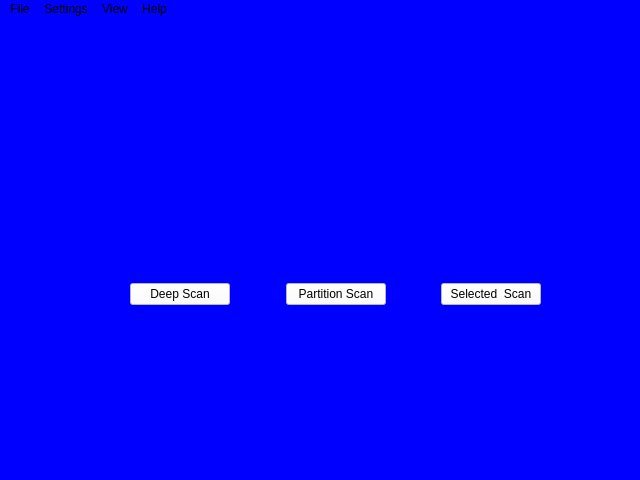
Qt form mainwindow.ui (PicaPrime/dataRec) before a commit.
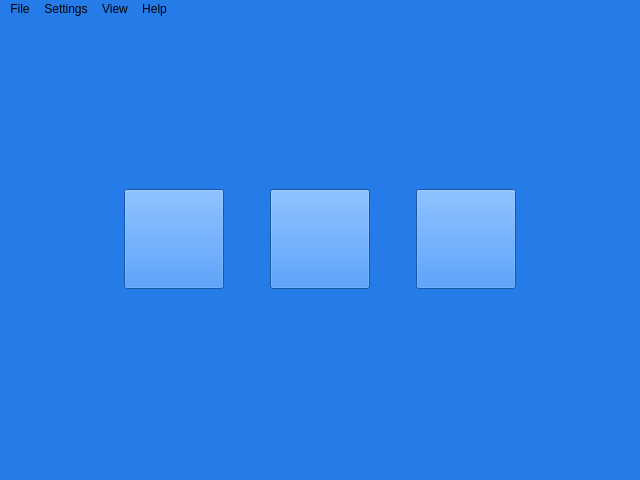
The same form after that commit. Icons and pictures are not drawn.

```diff
--- a/mainwindow.ui
+++ b/mainwindow.ui
@@ -15,53 +15,53 @@
   </property>
   <property name="styleSheet">
    <string notr="true">
-background-color: rgb(0,0,255);</string>
+background-color: rgb(37,123,232);</string>
   </property>
   <widget class="QWidget" name="centralwidget">
-   <widget class="QWidget" name="layoutWidget">
-    <property name="geometry">
-     <rect>
-      <x>130</x>
-      <y>150</y>
-      <width>411</width>
-      <height>140</height>
-     </rect>
-    </property>
+   <layout class="QVBoxLayout" name="verticalLayout">
+    <item>
+     <spacer name="verticalSpacer">
+      <property name="orientation">
+       <enum>Qt::Orientation::Vertical</enum>
+      </property>
+      <property name="sizeHint" stdset="0">
+       <size>
+        <width>20</width>
+        <height>40</height>
+       </size>
+      </property>
+     </spacer>
+    </item>
+    <item>
     <layout class="QHBoxLayout" name="horizontalLayout_5">
+      <item>
+       <spacer name="horizontalSpacer_2">
+        <property name="orientation">
+         <enum>Qt::Orientation::Horizontal</enum>
+        </property>
+        <property name="sizeHint" stdset="0">
+         <size>
+          <width>40</width>
+          <height>20</height>
+         </size>
+        </property>
+       </spacer>
+      </item>
      <item>
       <layout class="QVBoxLayout" name="verticalLayout_9">
-       <item>
-        <widget class="QLabel" name="label_deepScan">
-         <property name="minimumSize">
-          <size>
-           <width>100</width>
-           <height>100</height>
-          </size>
-         </property>
-         <property name="maximumSize">
-          <size>
-           <width>100</width>
-           <height>100</height>
-          </size>
-         </property>
-         <property name="styleSheet">
-          <string notr="true"/>
-         </property>
-         <property name="text">
-          <string/>
-         </property>
-         <property name="alignment">
-          <set>Qt::AlignmentFlag::AlignCenter</set>
-         </property>
-        </widget>
-       </item>
        <item>
         <widget class="QPushButton" name="pushButton_deepScan">
+          <property name="minimumSize">
+           <size>
+            <width>100</width>
+            <height>100</height>
+           </size>
+          </property>
          <property name="styleSheet">
-          <string notr="true">background-color: rgb(255, 255, 255);</string>
+           <string notr="true">image: url(:/images/deep scan.png);</string>
          </property>
          <property name="text">
-          <string>Deep Scan</string>
+           <string/>
          </property>
         </widget>
        </item>
@@ -72,6 +72,9 @@
        <property name="orientation">
         <enum>Qt::Orientation::Horizontal</enum>
        </property>
+        <property name="sizeType">
+         <enum>QSizePolicy::Policy::Fixed</enum>
+        </property>
        <property name="sizeHint" stdset="0">
         <size>
          <width>40</width>
@@ -82,38 +85,19 @@
      </item>
      <item>
       <layout class="QVBoxLayout" name="verticalLayout_10">
-       <item>
-        <widget class="QLabel" name="label_partitionScan">
-         <property name="minimumSize">
-          <size>
-           <width>100</width>
-           <height>100</height>
-          </size>
-         </property>
-         <property name="maximumSize">
-          <size>
-           <width>100</width>
-           <height>100</height>
-          </size>
-         </property>
-         <property name="styleSheet">
-          <string notr="true"/>
-         </property>
-         <property name="text">
-          <string/>
-         </property>
-         <property name="alignment">
-          <set>Qt::AlignmentFlag::AlignCenter</set>
-         </property>
-        </widget>
-       </item>
        <item>
         <widget class="QPushButton" name="pushButton_partitionScan">
+          <property name="minimumSize">
+           <size>
+            <width>100</width>
+            <height>100</height>
+           </size>
+          </property>
          <property name="styleSheet">
-          <string notr="true">background-color: rgb(255, 255, 255);</string>
+           <string notr="true">image: url(:/images/partition scan.png);</string>
          </property>
          <property name="text">
-          <string>Partition Scan</string>
+           <string/>
          </property>
         </widget>
        </item>
@@ -124,6 +108,9 @@
        <property name="orientation">
         <enum>Qt::Orientation::Horizontal</enum>
        </property>
+        <property name="sizeType">
+         <enum>QSizePolicy::Policy::Fixed</enum>
+        </property>
        <property name="sizeHint" stdset="0">
         <size>
          <width>40</width>
@@ -134,42 +121,53 @@
      </item>
      <item>
       <layout class="QVBoxLayout" name="verticalLayout_11">
-       <item>
-        <widget class="QLabel" name="label_selectedDriveScan">
-         <property name="minimumSize">
-          <size>
-           <width>100</width>
-           <height>100</height>
-          </size>
-         </property>
-         <property name="maximumSize">
-          <size>
-           <width>100</width>
-           <height>100</height>
-          </size>
-         </property>
-         <property name="styleSheet">
-          <string notr="true"/>
-         </property>
-         <property name="text">
-          <string/>
-         </property>
-        </widget>
-       </item>
        <item>
         <widget class="QPushButton" name="pushButton_selectedScan">
+          <property name="minimumSize">
+           <size>
+            <width>100</width>
+            <height>100</height>
+           </size>
+          </property>
          <property name="styleSheet">
-          <string notr="true">background-color: rgb(255, 255, 255);</string>
+           <string notr="true">image: url(:/images/selected drive scan.png);</string>
          </property>
          <property name="text">
-          <string>Selected  Scan</string>
+           <string/>
          </property>
         </widget>
        </item>
       </layout>
      </item>
-    </layout>
-   </widget>
+      <item>
+       <spacer name="horizontalSpacer_3">
+        <property name="orientation">
+         <enum>Qt::Orientation::Horizontal</enum>
+        </property>
+        <property name="sizeHint" stdset="0">
+         <size>
+          <width>40</width>
+          <height>20</height>
+         </size>
+        </property>
+       </spacer>
+      </item>
+     </layout>
+    </item>
+    <item>
+     <spacer name="verticalSpacer_2">
+      <property name="orientation">
+       <enum>Qt::Orientation::Vertical</enum>
+      </property>
+      <property name="sizeHint" stdset="0">
+       <size>
+        <width>20</width>
+        <height>40</height>
+       </size>
+      </property>
+     </spacer>
+    </item>
+   </layout>
   </widget>
   <widget class="QMenuBar" name="menubar">
    <property name="geometry">
```
Lines whose indentation alone changed are shown as unchanged.
